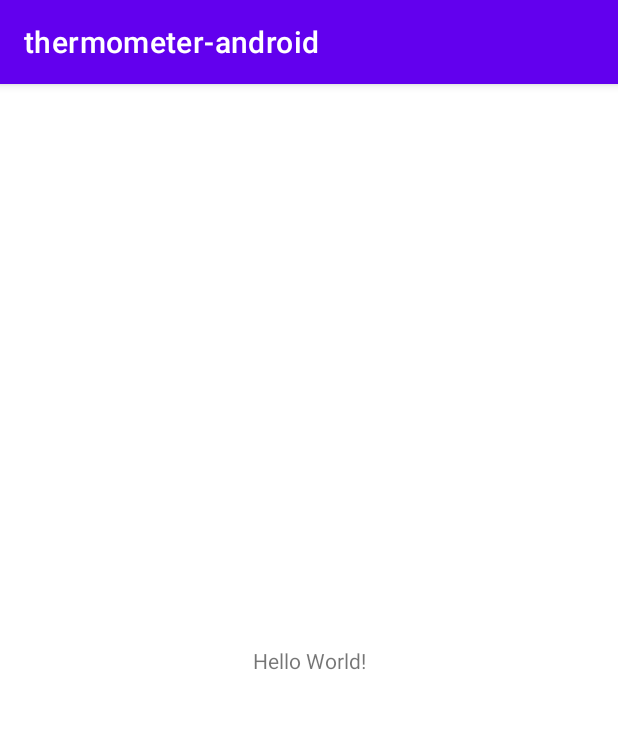
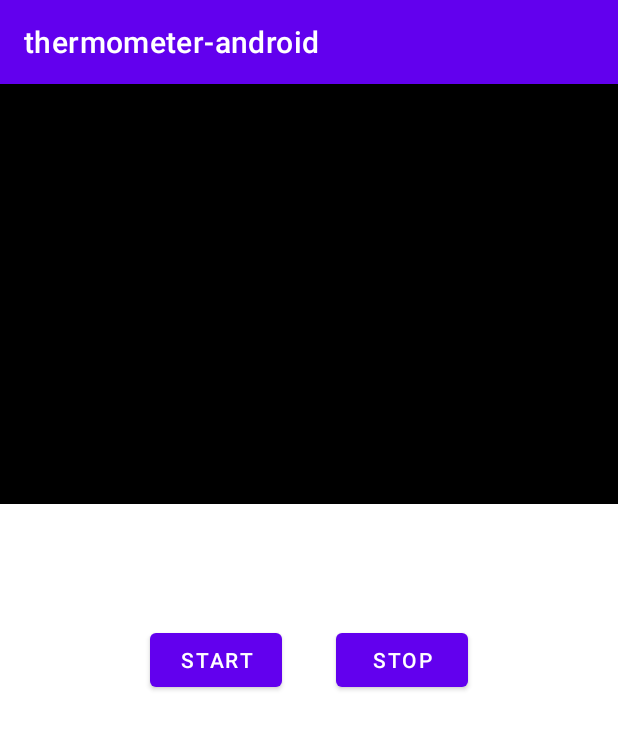
Before and after one commit to rogovskyyy/thermometer-android, an Android app: the screen it shows after launch (MainActivity), on a phone screen of 412 x 824 dp. Shown: the top 729 px of the screen. Run offline under Robolectric (Android 15) with nearby library versions, the phone set to English and light mode, and no system bars.

Commit message:
Wprowadzenie zmian

```diff
--- a/app/src/main/java/com/uam/thermometer_android/MainActivity.java
+++ b/app/src/main/java/com/uam/thermometer_android/MainActivity.java
@@ -2,13 +2,98 @@ package com.uam.thermometer_android;
 
 import androidx.appcompat.app.AppCompatActivity;
 
+import android.graphics.Bitmap;
+import android.graphics.Canvas;
+import android.graphics.Color;
+import android.graphics.Paint;
 import android.os.Bundle;
+import android.util.Log;
+import android.view.View;
+import android.widget.Button;
+import android.widget.ImageView;
+import java.util.Random;
 
 public class MainActivity extends AppCompatActivity {
 
+    ImageView iv;
+    Bitmap bitmap;
+    Canvas canvas;
+    Paint paint;
+
+    int samplingfrequency = 12000;
+    int blockSize = 1024;
+
+    double[] x;
+    double[] y;
+    double[] ampl;
+
+    boolean loop = false;
+
+    private final static float BASE = 300;
+
     @Override
     protected void onCreate(Bundle savedInstanceState) {
+
         super.onCreate(savedInstanceState);
         setContentView(R.layout.activity_main);
+
+        x = new double[blockSize];
+        y = new double[blockSize];
+
+        ampl = new double[blockSize / 2];
+
+        iv = (ImageView) this.findViewById(R.id.iv0);
+        bitmap = Bitmap.createBitmap((int) blockSize / 2, (int) 410, Bitmap.Config.ARGB_8888);
+
+        canvas = new Canvas(bitmap);
+        canvas.drawColor(Color.BLACK);
+
+        paint = new Paint();
+        paint.setColor(Color.YELLOW);
+
+        iv.setImageBitmap(bitmap);
+
+        Button btn1 = (Button) findViewById(R.id.btn1);
+        btn1.setOnClickListener(view -> {
+            System.out.println("Zmieniam na true");
+            loop = true;
+        });
+
+        Button btn2 = (Button) findViewById(R.id.btn2);
+        btn2.setOnClickListener(view -> {
+            System.out.println("Zmieniam na false");
+            loop = false;
+        });
+
+        Log.d("APP", "Starting thread");
+        this.startThread();
+        Log.d("APP", "Started thread");
+
     }
+
+    public void drawView() {
+        for(int i = 0; i < blockSize / 2; i++) {
+            //canvas.drawLine(i, BASE, i += 2, BASE - ((float) Math.sin(i) * 100), paint);
+            Random rnd = new Random();
+            int x = rnd.nextInt(100);
+            canvas.drawCircle((float) i + 2, BASE - (float) x, (float) 2.0, paint);
+        }
+        iv.invalidate();
+    }
+
+    private void startThread() {
+        Thread t = new Thread() {
+            @Override
+            public void run() {
+                while(true) {
+                    while (loop) {
+                        drawView();
+                        Log.d("APP", "Dzialam w petli mordo");
+                    }
+                }
+            }
+        };
+        t.start();
+    }
+
 }
--- a/app/src/main/res/layout/activity_main.xml
+++ b/app/src/main/res/layout/activity_main.xml
@@ -6,13 +6,35 @@
     android:layout_height="match_parent"
     tools:context=".MainActivity">
 
-    <TextView
+    <ImageView
+        android:id="@+id/iv0"
+        android:layout_width="420dp"
+        android:layout_height="280dp"
+        android:cropToPadding="true"
+        android:scaleType="fitXY"
+        app:layout_constraintEnd_toEndOf="parent"
+        app:layout_constraintStart_toStartOf="parent"
+        tools:layout_editor_absoluteY="7dp"
+        tools:srcCompat="@tools:sample/avatars" />
+
+    <Button
+        android:id="@+id/btn1"
         android:layout_width="wrap_content"
         android:layout_height="wrap_content"
-        android:text="Hello World!"
+        android:layout_marginLeft="100dp"
+        android:text="Start"
         app:layout_constraintBottom_toBottomOf="parent"
-        app:layout_constraintLeft_toLeftOf="parent"
-        app:layout_constraintRight_toRightOf="parent"
+        app:layout_constraintStart_toStartOf="parent"
+        app:layout_constraintTop_toTopOf="parent" />
+
+    <Button
+        android:id="@+id/btn2"
+        android:layout_width="wrap_content"
+        android:layout_height="wrap_content"
+        android:layout_marginRight="100dp"
+        android:text="Stop"
+        app:layout_constraintBottom_toBottomOf="parent"
+        app:layout_constraintEnd_toEndOf="parent"
         app:layout_constraintTop_toTopOf="parent" />
 
 </androidx.constraintlayout.widget.ConstraintLayout>
```
